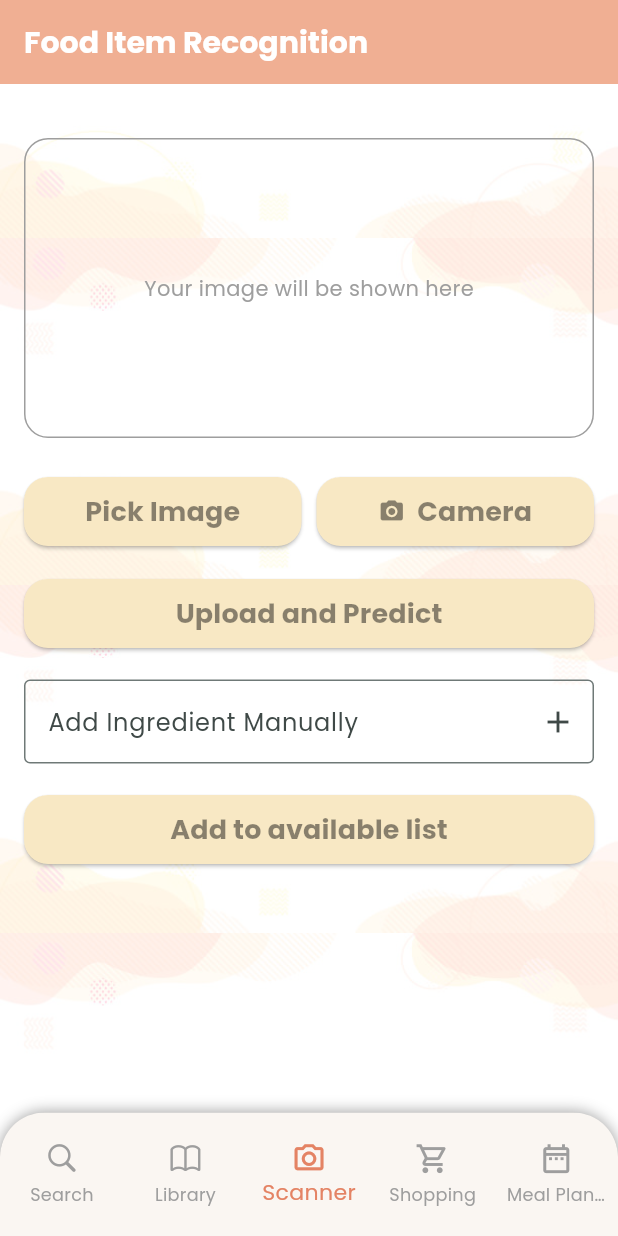
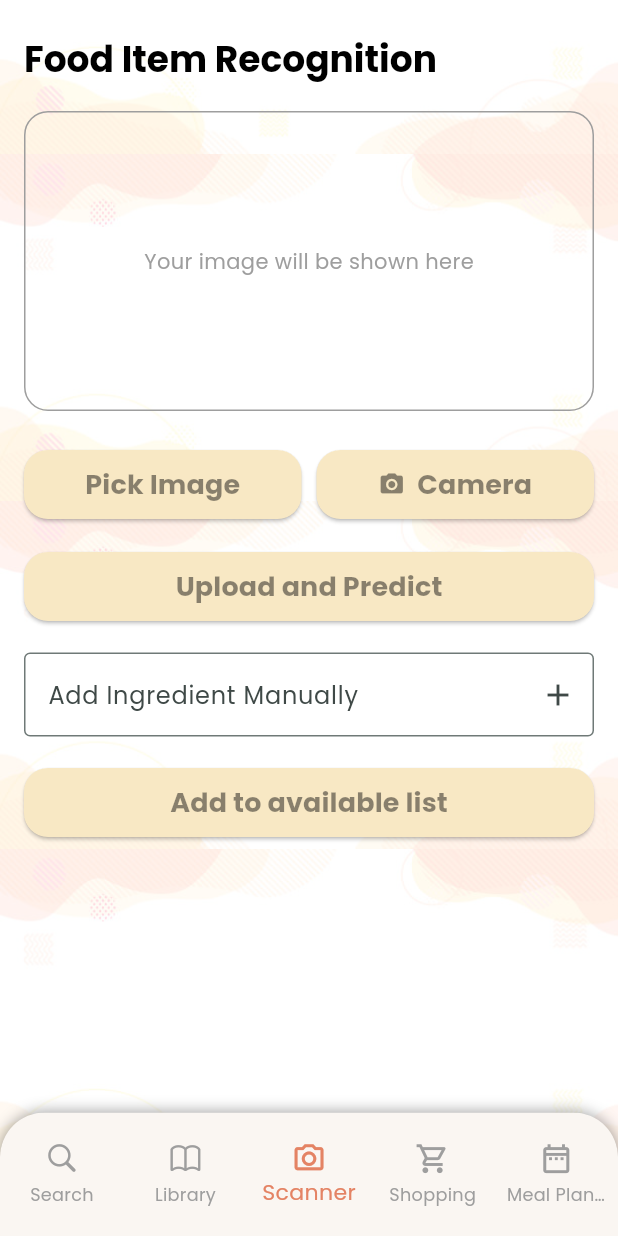
Before and after one commit to ninadgns/Android-Project-Pink-Flag, a Flutter app: the screen it shows once a user with an empty profile is signed in, item 3 of the bottom bar chosen, on a phone screen of 412 x 824 dp. Run offline on Flutter 3.47's test engine with Material 3 defaults, Android fonts, the phone set to English and light mode, and no system bars; our stand-ins replace carousel_slider, chewie, firebase_auth, firebase_core, firebase_storage, flutter_tts and 10 more; accounts and stored records are empty; network calls fail.

```diff
--- a/lib/screens/ScannerScreen.dart
+++ b/lib/screens/ScannerScreen.dart
@@ -162,10 +162,10 @@ class ScannerScreen extends StatelessWidget {
 
     return StatefulBuilder(builder: (context, updateState) {
       return Scaffold(
-        appBar: AppBar(
-          backgroundColor: const Color(0xfff0af93),
-          title: const Text('Food Item Recognition'),
-        ),
+        // appBar: AppBar(
+        //   backgroundColor: Colors.transparent,
+        //   title: const Text('Food Item Recognition'),
+        // ),
         body: SingleChildScrollView(
           child: Container(
             decoration: const BoxDecoration(
@@ -181,6 +181,9 @@ class ScannerScreen extends StatelessWidget {
             child: Column(
               crossAxisAlignment: CrossAxisAlignment.stretch,
               children: [
+                const SizedBox(height: 10),
+                Text('Food Item Recognition',
+                    style: Theme.of(context).textTheme.displayMedium),
                 const SizedBox(height: 20),
                 DragTarget<Uint8List>(
                   onAcceptWithDetails: (data) {
```
Also changed, not shown: lib/screens/RecipeDirectionScreen.dart (+12 -4 lines), lib/widgets/RecipeDirectionScreen/UpperBar.dart (+21 -1 lines).
